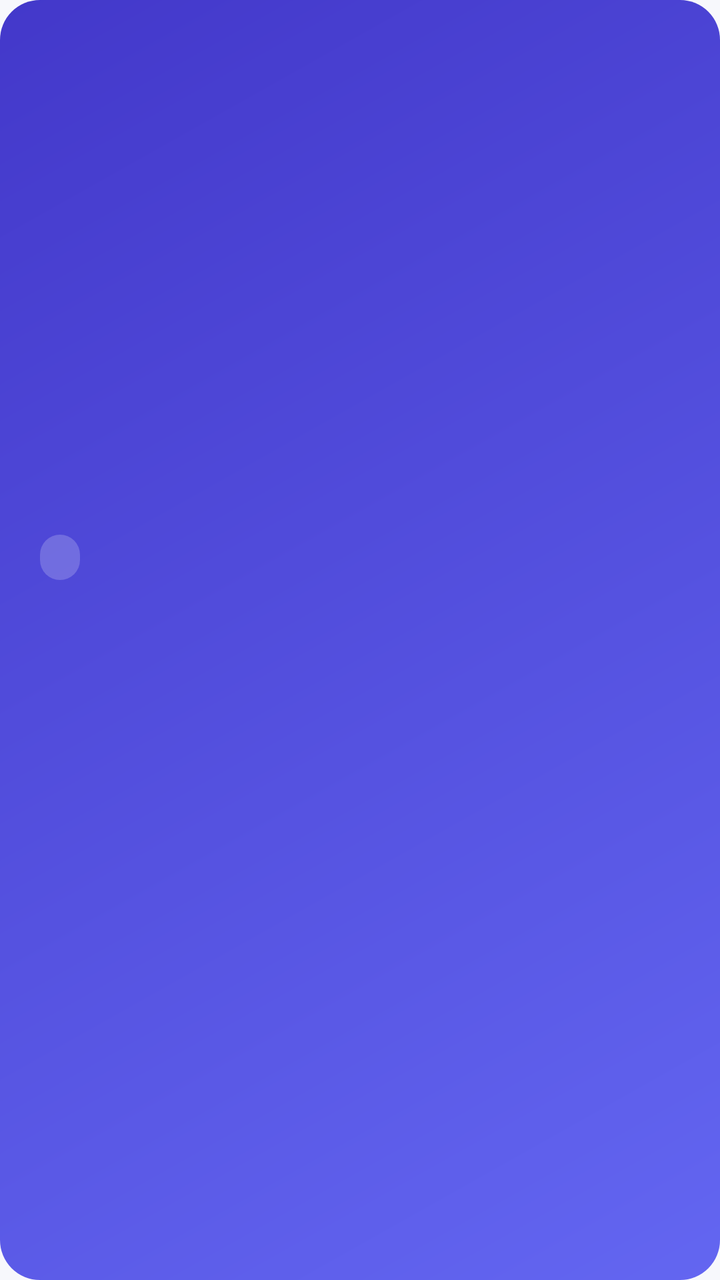
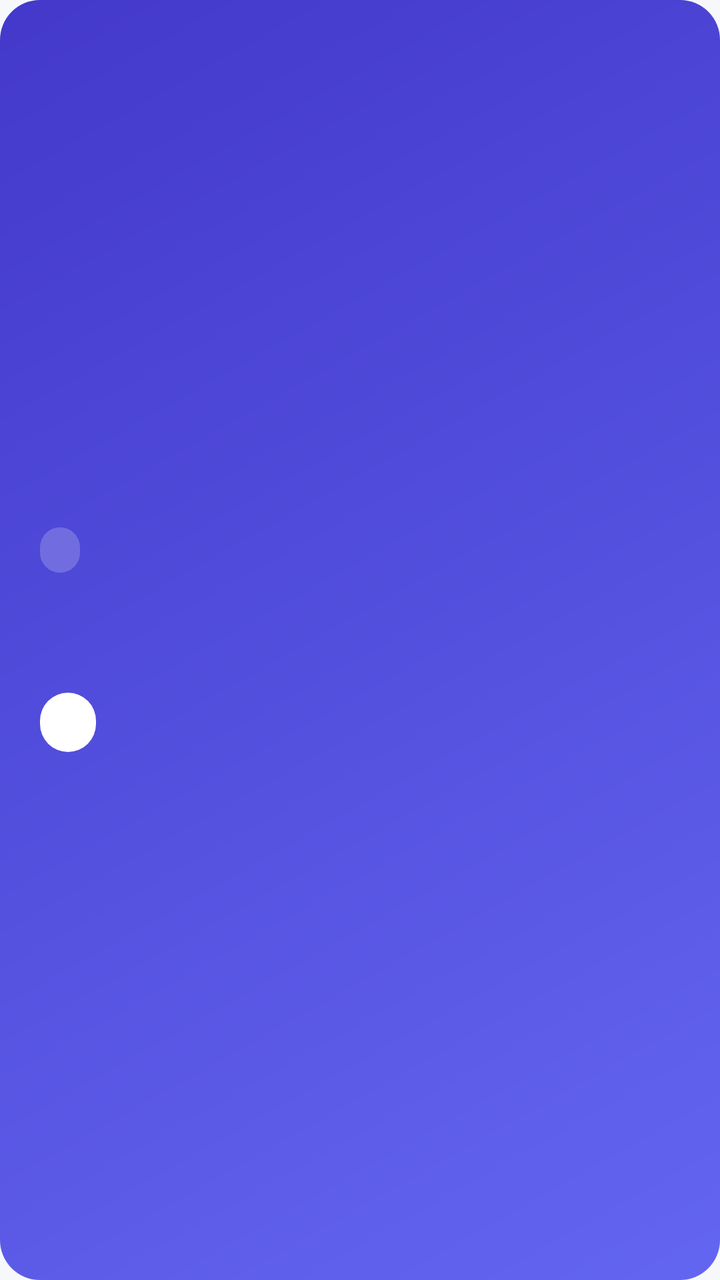

Screens rendered from an Android XML layout before and after an edit, with the pre-edit source and the edit as a unified diff.
<!-- AndroidManifest.xml: application theme Theme.SkillConnect -->
<!-- res/layout/item_promo_banner.xml -->
<?xml version="1.0" encoding="utf-8"?>
<FrameLayout xmlns:android="http://schemas.android.com/apk/res/android"
    xmlns:app="http://schemas.android.com/apk/res-auto"
    android:id="@+id/promoRoot"
    android:layout_width="match_parent"
    android:layout_height="match_parent"
    android:background="@drawable/bg_promo_indigo"
    android:clickable="true"
    android:focusable="true"
    android:foreground="?attr/selectableItemBackground">

    
    <ImageView
        android:id="@+id/ivPromoIcon"
        android:layout_width="120dp"
        android:layout_height="120dp"
        android:layout_gravity="end|center_vertical"
        android:layout_marginEnd="-14dp"
        android:alpha="0.18"
        android:contentDescription="@null"
        app:tint="@color/white" />

    <LinearLayout
        android:layout_width="match_parent"
        android:layout_height="match_parent"
        android:gravity="center_vertical"
        android:orientation="vertical"
        android:paddingStart="20dp"
        android:paddingEnd="96dp">

        <TextView
            android:id="@+id/tvPromoTag"
            style="@style/SkillConnect.Pill"
            android:backgroundTint="#33FFFFFF"
            android:textColor="@color/white"
            android:textSize="11sp" />

        <TextView
            android:id="@+id/tvPromoTitle"
            android:layout_width="wrap_content"
            android:layout_height="wrap_content"
            android:layout_marginTop="8dp"
            android:maxLines="2"
            android:textColor="@color/white"
            android:textSize="19sp"
            android:textStyle="bold" />

        <TextView
            android:id="@+id/tvPromoSubtitle"
            android:layout_width="wrap_content"
            android:layout_height="wrap_content"
            android:layout_marginTop="2dp"
            android:maxLines="2"
            android:textColor="@color/white_70"
            android:textSize="13sp" />

        <TextView
            android:id="@+id/tvPromoCta"
            android:layout_width="wrap_content"
            android:layout_height="wrap_content"
            android:layout_marginTop="10dp"
            android:fontFamily="sans-serif-medium"
            android:textColor="@color/white"
            android:textSize="14sp" />
    </LinearLayout>
</FrameLayout>
<!-- resources referenced by this layout -->
<resources>
  <color name="white">#FFFFFF</color>
  <color name="white_70">#B3FFFFFF</color>
  <!-- drawable bg_promo_indigo (drawable) -->
  <?xml version="1.0" encoding="utf-8"?>
  <shape xmlns:android="http://schemas.android.com/apk/res/android" android:shape="rectangle">
      <corners android:radius="20dp" />
      <gradient android:angle="315" android:startColor="#4338CA" android:endColor="#6366F1" />
  </shape>
  <!-- drawable bg_pill (drawable) -->
  <?xml version="1.0" encoding="utf-8"?>
  <shape xmlns:android="http://schemas.android.com/apk/res/android" android:shape="rectangle">
      <corners android:radius="100dp" />
      <solid android:color="@color/white" />
  </shape>
  <color name="primary">#4338CA</color>
  <color name="primary_container">#E0E7FF</color>
  <color name="primary_dark">#312E81</color>
  <color name="secondary">#0D9488</color>
  <color name="error">#DC2626</color>
  <color name="background">#F7F8FC</color>
  <color name="surface">#FFFFFF</color>
  <color name="text_primary">#1B1F2A</color>
  <color name="text_secondary">#5B6272</color>
  <color name="surface_variant">#F1F2F7</color>
  <color name="stroke">#E1E4EC</color>
  <color name="divider">#ECEEF4</color>
  <style name="Widget.SkillConnect.Button" parent="Widget.Material3.Button">
          <item name="cornerRadius">@dimen/radius_md</item>
          <item name="android:minHeight">@dimen/button_height</item>
          <item name="android:textAllCaps">false</item>
          <item name="android:textSize">15sp</item>
          <item name="android:fontFamily">sans-serif-medium</item>
          <item name="android:letterSpacing">0</item>
      </style>
  <style name="Widget.SkillConnect.Card" parent="Widget.Material3.CardView.Outlined">
          <item name="cardCornerRadius">@dimen/radius_lg</item>
          <item name="cardBackgroundColor">@color/white</item>
          <item name="strokeColor">@color/divider</item>
          <item name="strokeWidth">1dp</item>
          <item name="cardElevation">0dp</item>
      </style>
  <style name="ThemeOverlay.SkillConnect.BottomSheet" parent="ThemeOverlay.Material3.BottomSheetDialog">
          <item name="bottomSheetStyle">@style/Widget.SkillConnect.BottomSheet</item>
      </style>
  <style name="ThemeOverlay.SkillConnect.Dialog" parent="ThemeOverlay.Material3.MaterialAlertDialog">
          <item name="colorSurface">@color/white</item>
          <item name="colorSurfaceContainerHigh">@color/white</item>
          <item name="shapeAppearanceCornerExtraLarge">@style/ShapeAppearance.SkillConnect.Large</item>
      </style>
  <style name="SkillConnect.ActivityAnimation" parent="@android:style/Animation.Activity">
          <item name="android:activityOpenEnterAnimation">@anim/slide_in_right</item>
          <item name="android:activityOpenExitAnimation">@anim/slide_out_left</item>
          <item name="android:activityCloseEnterAnimation">@anim/slide_in_left</item>
          <item name="android:activityCloseExitAnimation">@anim/slide_out_right</item>
      </style>
  <dimen name="radius_md">14dp</dimen>
  <dimen name="button_height">52dp</dimen>
  <dimen name="radius_lg">18dp</dimen>
  <color name="text_hint">#9AA1B1</color>
  <style name="Widget.SkillConnect.BottomSheet" parent="Widget.Material3.BottomSheet.Modal">
          <item name="backgroundTint">@color/white</item>
      </style>
  <style name="ShapeAppearance.SkillConnect.Large" parent="">
          <item name="cornerFamily">rounded</item>
          <item name="cornerSize">24dp</item>
      </style>
  <!-- unchanged entries left out for length: 4 -->
</resources>

<!-- the commit's change to res/layout/item_promo_banner.xml (unified diff, before → after) -->
@@ -26,7 +26,9 @@
         android:gravity="center_vertical"
         android:orientation="vertical"
         android:paddingStart="20dp"
-        android:paddingEnd="96dp">
+        android:paddingTop="14dp"
+        android:paddingEnd="72dp"
+        android:paddingBottom="14dp">
 
         <TextView
             android:id="@+id/tvPromoTag"
@@ -39,10 +41,11 @@
             android:id="@+id/tvPromoTitle"
             android:layout_width="wrap_content"
             android:layout_height="wrap_content"
-            android:layout_marginTop="8dp"
+            android:layout_marginTop="6dp"
+            android:ellipsize="end"
             android:maxLines="2"
             android:textColor="@color/white"
-            android:textSize="19sp"
+            android:textSize="18sp"
             android:textStyle="bold" />
 
         <TextView
@@ -50,17 +53,23 @@
             android:layout_width="wrap_content"
             android:layout_height="wrap_content"
             android:layout_marginTop="2dp"
-            android:maxLines="2"
+            android:ellipsize="end"
+            android:maxLines="1"
             android:textColor="@color/white_70"
             android:textSize="13sp" />
 
+        
         <TextView
             android:id="@+id/tvPromoCta"
-            android:layout_width="wrap_content"
-            android:layout_height="wrap_content"
+            style="@style/SkillConnect.Pill"
             android:layout_marginTop="10dp"
+            android:backgroundTint="@color/white"
+            android:paddingStart="14dp"
+            android:paddingTop="6dp"
+            android:paddingEnd="14dp"
+            android:paddingBottom="6dp"
             android:fontFamily="sans-serif-medium"
-            android:textColor="@color/white"
-            android:textSize="14sp" />
+            android:textColor="@color/primary_dark"
+            android:textSize="13sp" />
     </LinearLayout>
 </FrameLayout>
